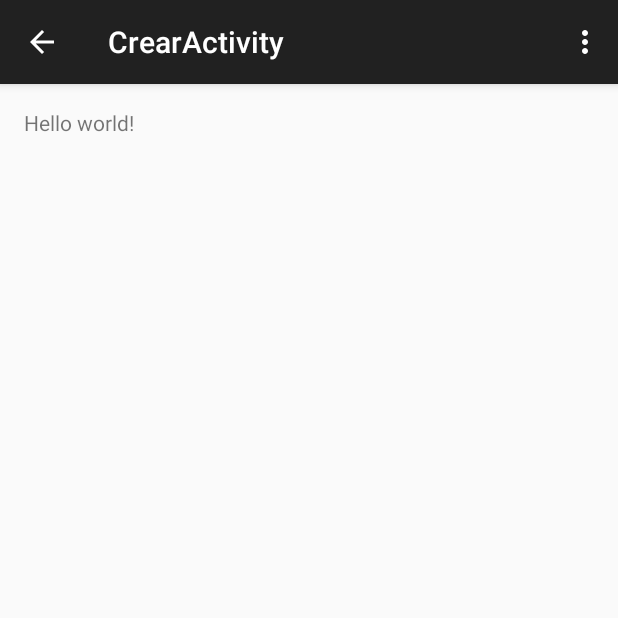
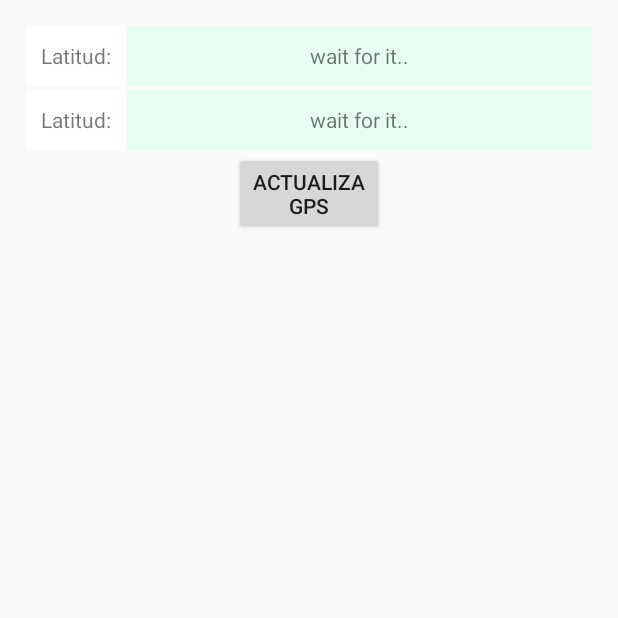
Before and after one commit to GiraldTec/geocampus, an Android app: the CrearActivity screen opened directly, with no data from a screen before it, on a phone screen of 412 x 824 dp, the top half of it. Run offline under Robolectric (Android 15) with nearby library versions, the phone set to English and light mode, and no system bars.

Commit message:
more changes

```diff
--- a/Carlos/GeoCampus/app/src/main/AndroidManifest.xml
+++ b/Carlos/GeoCampus/app/src/main/AndroidManifest.xml
@@ -10,8 +10,10 @@
  The ACCESS_COARSE/FINE_LOCATION permissions are not required to use
          Google Maps Android API v2, but are recommended.
     -->
-    <uses-permission android:name="android.permission.ACCESS_COARSE_LOCATION" />
-    <uses-permission android:name="android.permission.ACCESS_FINE_LOCATION" />
+    <uses-permission android:name="android.permission.ACCESS_WIFI_STATE"/>
+    <uses-permission android:name="android.permission.ACCESS_COARSE_LOCATION"/>
+    <uses-permission android:name="android.permission.ACCESS_FINE_LOCATION"/>
+    <uses-permission android:name="android.permission.ACCESS_LOCATION_EXTRA_COMMANDS"/>
 
     <application
         android:allowBackup="true"
--- a/Carlos/GeoCampus/app/src/main/java/com/geo/dgpsi/geocampus/CrearActivity.java
+++ b/Carlos/GeoCampus/app/src/main/java/com/geo/dgpsi/geocampus/CrearActivity.java
@@ -1,17 +1,62 @@
 package com.geo.dgpsi.geocampus;
 
-import android.support.v7.app.ActionBarActivity;
+import android.app.Activity;
+import android.location.Location;
+import android.location.LocationListener;
+import android.location.LocationManager;
 import android.os.Bundle;
 import android.view.Menu;
 import android.view.MenuItem;
+import android.widget.TextView;
 
 
-public class CrearActivity extends ActionBarActivity {
+public class CrearActivity extends Activity {
+    TextView tvLatitud;
+    TextView tvLongitud;
 
     @Override
     protected void onCreate(Bundle savedInstanceState) {
         super.onCreate(savedInstanceState);
         setContentView(R.layout.activity_crear);
+
+        tvLatitud = (TextView) findViewById(R.id.tvLatitud);
+        tvLongitud = (TextView)findViewById(R.id.tvLongitud);
+
+        LocationManager locManager = (LocationManager)getSystemService(LOCATION_SERVICE);
+        final Location localizacion = locManager.getLastKnownLocation(LocationManager.GPS_PROVIDER);
+
+        if (localizacion!=null){
+            tvLatitud.setText(String.valueOf(localizacion.getLatitude()));
+            tvLongitud.setText(String.valueOf(localizacion.getLongitude()));
+        }else{
+            tvLatitud.setText("wait for it..");
+            tvLongitud.setText("wait for it..");
+        }
+
+        LocationListener locListener = new LocationListener() {
+            @Override
+            public void onLocationChanged(Location location) {
+                tvLatitud.setText(String.valueOf(localizacion.getLatitude()));
+                tvLongitud.setText(String.valueOf(localizacion.getLongitude()));
+            }
+
+            @Override
+            public void onStatusChanged(String provider, int status, Bundle extras) {
+
+            }
+
+            @Override
+            public void onProviderEnabled(String provider) {
+
+            }
+
+            @Override
+            public void onProviderDisabled(String provider) {
+
+            }
+        };
+
+        locManager.requestLocationUpdates(LocationManager.GPS_PROVIDER,1000*5,10,locListener );
     }
 
 
--- a/Carlos/GeoCampus/app/src/main/res/layout/activity_crear.xml
+++ b/Carlos/GeoCampus/app/src/main/res/layout/activity_crear.xml
@@ -6,7 +6,70 @@
     android:paddingBottom="@dimen/activity_vertical_margin"
     tools:context="com.geo.dgpsi.geocampus.CrearActivity">
 
-    <TextView android:text="@string/hello_world" android:layout_width="wrap_content"
-        android:layout_height="wrap_content" />
+    <TableRow
+        android:id="@+id/row_lat"
+        android:background="#ffffff"
+        android:layout_margin="1dp"
+        android:layout_width="fill_parent"
+        android:layout_height="wrap_content"
+        android:layout_alignParentTop="true">
+
+        <TextView
+            android:text="Latitud:"
+            android:layout_width="wrap_content"
+            android:layout_height="wrap_content"
+            android:layout_alignParentLeft="true"
+            android:gravity="center"
+            android:layout_column="0"
+            android:paddingLeft="10dip"
+            android:paddingRight="10dip" />
+
+        <TextView
+            android:layout_height="40dip"
+            android:id="@+id/tvLatitud"
+            android:width="140dp"
+            android:gravity="center"
+            android:layout_alignParentRight="true"
+            android:singleLine="false"
+            android:background="#77ccffde" />
+    </TableRow>
+
+    <TableRow
+        android:id="@+id/row_lon"
+        android:background="#ffffff"
+        android:layout_below="@+id/row_lat"
+        android:layout_width="fill_parent"
+        android:layout_height="wrap_content"
+        android:layout_margin="1dp">
+        <TextView
+            android:text="Latitud:"
+            android:layout_width="wrap_content"
+            android:layout_height="wrap_content"
+            android:layout_alignParentLeft="true"
+            android:gravity="center"
+            android:layout_column="0"
+            android:paddingRight="10dip"
+            android:paddingLeft="10dip" />
+
+        <TextView
+            android:layout_height="40dip"
+            android:id="@+id/tvLongitud"
+            android:width="140dp"
+            android:background="#77ccffde"
+            android:layout_alignParentRight="true"
+            android:gravity="center"
+            android:layout_alignParentEnd="true" />
+    </TableRow>
+
+    <Button
+        style="?android:attr/buttonStyleSmall"
+        android:layout_width="wrap_content"
+        android:layout_height="wrap_content"
+        android:text="Actualiza GPS"
+        android:id="@+id/btActualizaGps"
+        android:width="100dp"
+        android:layout_below="@+id/row_lon"
+        android:layout_centerHorizontal="true" />
+
 
 </RelativeLayout>
```
Also changed, not shown: Carlos/GeoCampus/app/src/main/java/com/geo/dgpsi/geocampus/DbHelper.java (added, +28 -0 lines), Carlos/GeoCampus/app/src/main/res/layout/activity_main.xml (+31 -19 lines), 24 other files.
